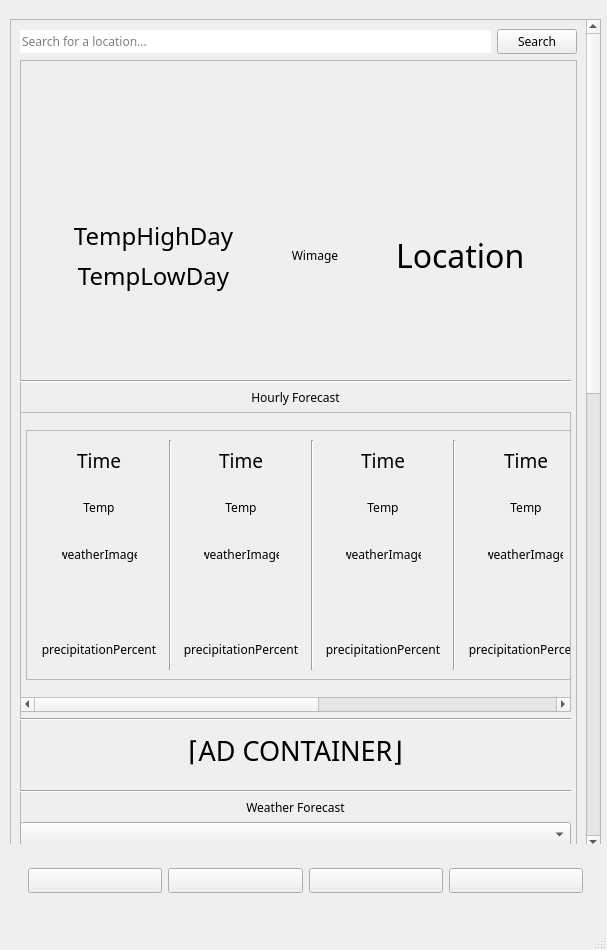
This is homepage.ui in SatvirUppal/4474-Proto-New as Qt 5 draws it before an edit. The edited form follows.
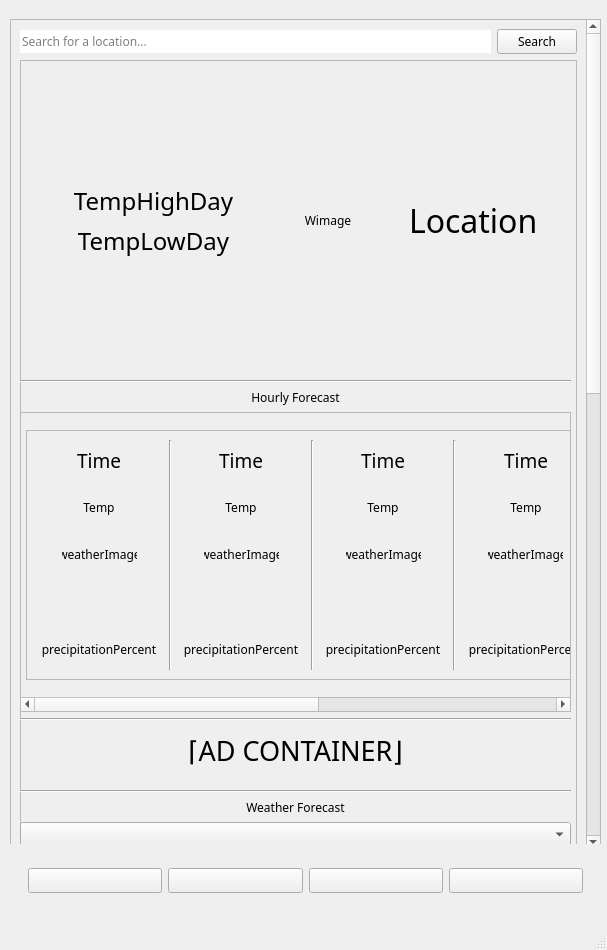
This is the edited form. Icons and pictures are not drawn.

Diff of the .ui file:
```diff
--- a/homepage.ui
+++ b/homepage.ui
@@ -78,7 +78,7 @@
              <property name="geometry">
               <rect>
                <x>0</x>
-               <y>-291</y>
+               <y>0</y>
                <width>572</width>
                <height>1873</height>
               </rect>
@@ -1867,9 +1867,9 @@
                  <property name="geometry">
                   <rect>
                    <x>10</x>
-                   <y>70</y>
-                   <width>781</width>
-                   <height>251</height>
+                   <y>0</y>
+                   <width>531</width>
+                   <height>321</height>
                   </rect>
                  </property>
                  <layout class="QGridLayout" name="gridCurrent">
@@ -1885,8 +1885,8 @@
                       </property>
                       <property name="sizeHint" stdset="0">
                        <size>
-                        <width>0</width>
-                        <height>10</height>
+                        <width>13</width>
+                        <height>13</height>
                        </size>
                       </property>
                      </spacer>
```
Left out of the diff: 587 changed lines with no effect on the pictures.
